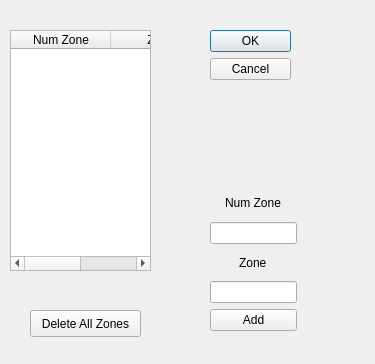
Above: editZone.ui from rbistolfi/gps-tracking before the change. Below: the same form after it.
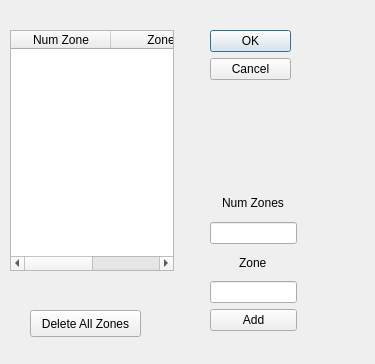
That is the form after the change.

```diff
--- a/editZone.ui
+++ b/editZone.ui
@@ -34,7 +34,7 @@
     <rect>
      <x>10</x>
      <y>30</y>
-     <width>141</width>
+     <width>164</width>
      <height>241</height>
     </rect>
    </property>
@@ -75,7 +75,7 @@
     <item alignment="Qt::AlignHCenter">
      <widget class="QLabel" name="label_2">
       <property name="text">
-       <string>Num Zone</string>
+       <string>Num Zones</string>
       </property>
      </widget>
     </item>
```
